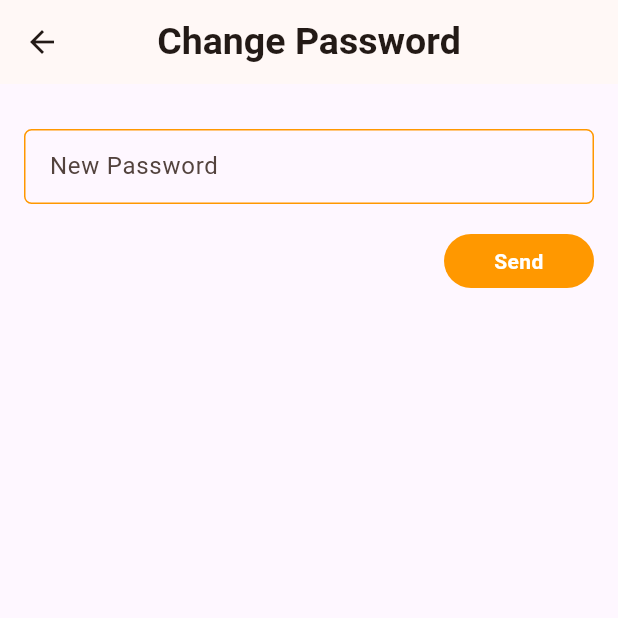
After one commit to khiem2911/news-trend, a Flutter app: the ResetPassword screen opened directly, on a phone screen of 412 x 824 dp, the top half of it. The commit adds this screen. Run offline on Flutter 3.47's test engine with Material 3 defaults, Android fonts, the phone set to English and light mode, and no system bars; our stand-ins replace carousel_slider, cloud_firestore, firebase_auth, firebase_core, firebase_storage, flutter_riverpod and 5 more; missing offline and left inert: email_otp, flutter_facebook_auth; accounts and stored records are empty; Roboto replaces fonts that are missing (Montserrat).

Commit message:
update reset password verification

```diff
--- /dev/null
+++ b/lib/screens/password/reset_password.dart
@@ -0,0 +1,105 @@
+import 'package:cloud_firestore/cloud_firestore.dart';
+import 'package:firebase_auth/firebase_auth.dart';
+import 'package:flutter/material.dart';
+import 'package:news_app/screens/profile/profile.dart';
+
+class ResetPassword extends StatefulWidget {
+  const ResetPassword({super.key});
+
+  @override
+  State<ResetPassword> createState() => _ResetPasswordState();
+}
+
+class _ResetPasswordState extends State<ResetPassword> {
+  TextEditingController _passwordController = TextEditingController();
+  bool _isLoading = false;
+
+  @override
+  Widget build(BuildContext context) {
+    void _onSavePassword() async {
+      if (_passwordController.text.isEmpty) {
+        ScaffoldMessenger.of(context).showSnackBar(
+            const SnackBar(content: Text('Please fill password field')));
+        return;
+      }
+
+      setState(() {
+        _isLoading = true;
+      });
+
+      await FirebaseAuth.instance.currentUser!
+          .updatePassword(_passwordController.text)
+          .then((_) {
+        setState(() {
+          _isLoading = false;
+        });
+        ScaffoldMessenger.of(context).showSnackBar(
+            const SnackBar(content: Text('Update Password Sucsessfull')));
+        Navigator.of(context).pushAndRemoveUntil(
+            MaterialPageRoute(builder: (ctx) => const ProfileScreen()),
+            (Route<dynamic> route) => false);
+      });
+    }
+
+    return Scaffold(
+      appBar: AppBar(
+        centerTitle: true,
+        title: const Text('Change Password'),
+      ),
+      body: Center(
+          child: Column(
+        children: [
+          const SizedBox(
+            height: 30,
+          ),
+          Padding(
+            padding: const EdgeInsets.only(left: 16, right: 16),
+            child: Container(
+              width: double.infinity,
+              height: 50,
+              decoration: BoxDecoration(
+                  borderRadius: const BorderRadius.all(Radius.circular(5)),
+                  border: Border.all(width: 1, color: Colors.orange)),
+              child: TextField(
+                controller: _passwordController,
+                decoration: const InputDecoration(
+                    contentPadding: EdgeInsets.only(left: 16),
+                    border: InputBorder.none,
+                    labelText: 'New Password'),
+                style: const TextStyle(color: Colors.black),
+              ),
+            ),
+          ),
+          const SizedBox(
+            height: 20,
+          ),
+          Row(
+            children: [
+              const Spacer(),
+              Padding(
+                padding: const EdgeInsets.only(right: 16),
+                child: InkWell(
+                  onTap: _onSavePassword,
+                  child: Container(
+                    padding: const EdgeInsets.symmetric(vertical: 8),
+                    width: 100,
+                    decoration: BoxDecoration(
+                        color: Colors.orange,
+                        borderRadius: BorderRadius.circular(25)),
+                    child: _isLoading
+                        ? const CircularProgressIndicator()
+                        : const Text(
+                            'Send',
+                            style: TextStyle(color: Colors.white),
+                            textAlign: TextAlign.center,
+                          ),
+                  ),
+                ),
+              ),
+            ],
+          )
+        ],
+      )),
+    );
+  }
+}
--- a/pubspec.yaml
+++ b/pubspec.yaml
@@ -52,6 +52,8 @@ dependencies:
   google_sign_in: ^6.2.1
   flutter_facebook_auth: ^7.1.1
   email_otp: ^3.0.2
+  pinput: ^5.0.0
+
 
 
 dev_dependencies:
```
Also changed, not shown: lib/screens/password/change_password.dart (+26 -63 lines), lib/screens/password/verification_code.dart (added, +81 -0 lines), lib/screens/password/vertification_code.dart (deleted), pubspec.lock.
